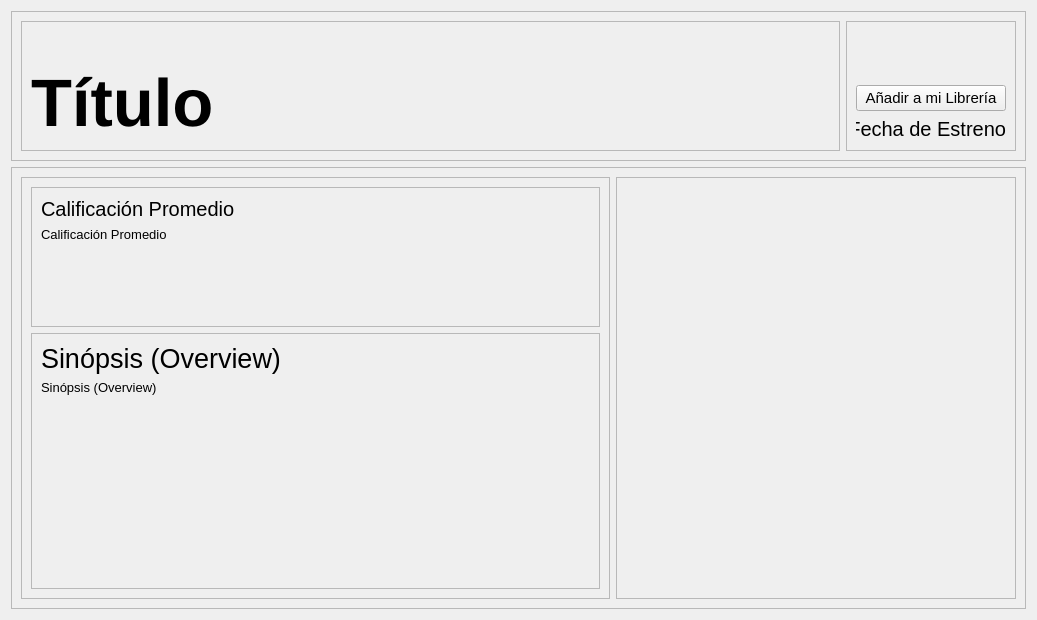
brunorahu/FilmTrack-Project, file desktop_client/view/details_window.ui: the form before one commit.
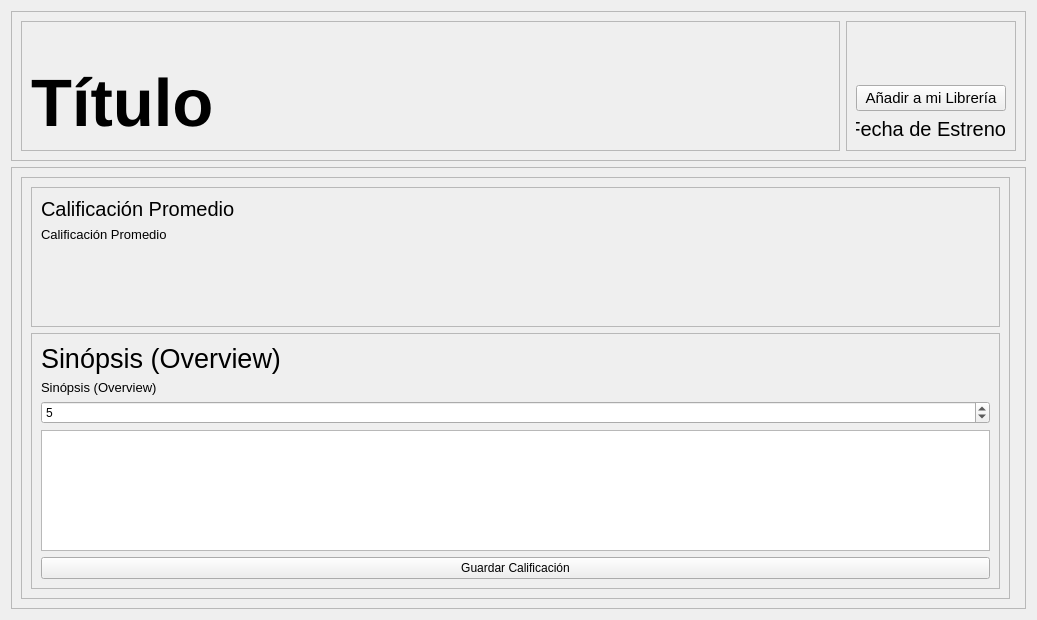
The form after the commit.

Commit message: feat: Implement movie rating and review functionality

What changed in the file:
```diff
--- a/desktop_client/view/details_window.ui
+++ b/desktop_client/view/details_window.ui
@@ -282,6 +282,29 @@
               </property>
              </spacer>
             </item>
+            <item>
+             <widget class="QSpinBox" name="rating_spinbox">
+              <property name="minimum">
+               <number>1</number>
+              </property>
+              <property name="maximum">
+               <number>10</number>
+              </property>
+              <property name="value">
+               <number>5</number>
+              </property>
+             </widget>
+            </item>
+            <item>
+             <widget class="QTextEdit" name="review_textedit"/>
+            </item>
+            <item>
+             <widget class="QPushButton" name="save_review_button">
+              <property name="text">
+               <string>Guardar Calificación</string>
+              </property>
+             </widget>
+            </item>
            </layout>
           </widget>
          </item>
```
The commit also changes 10 other files.
